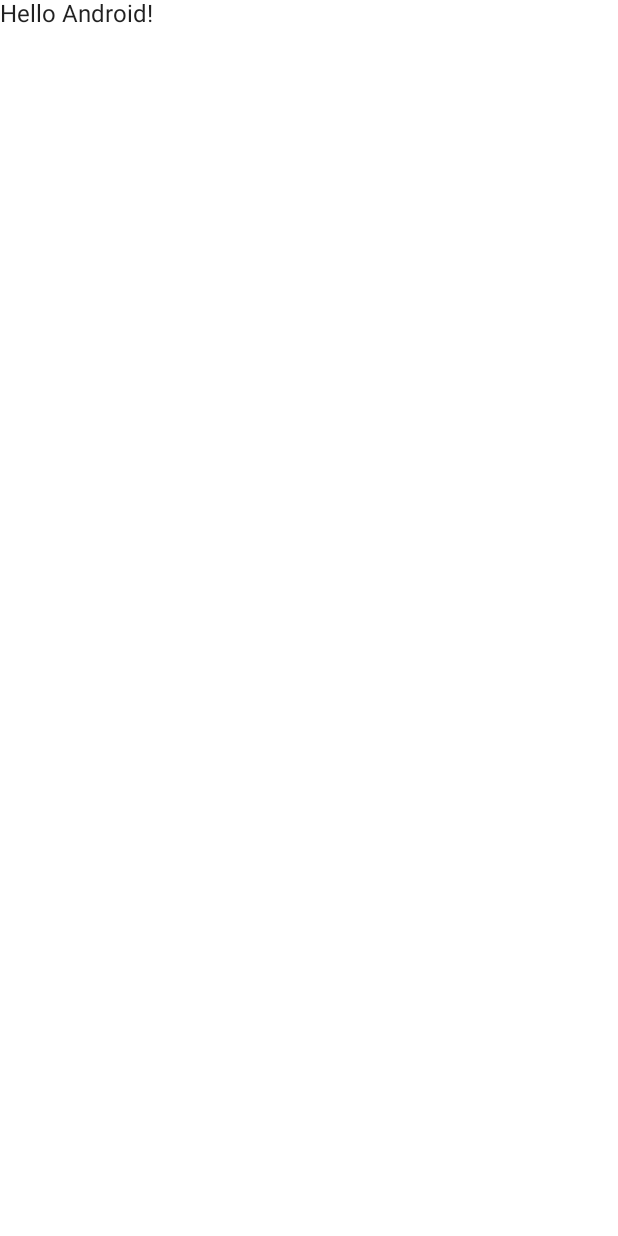
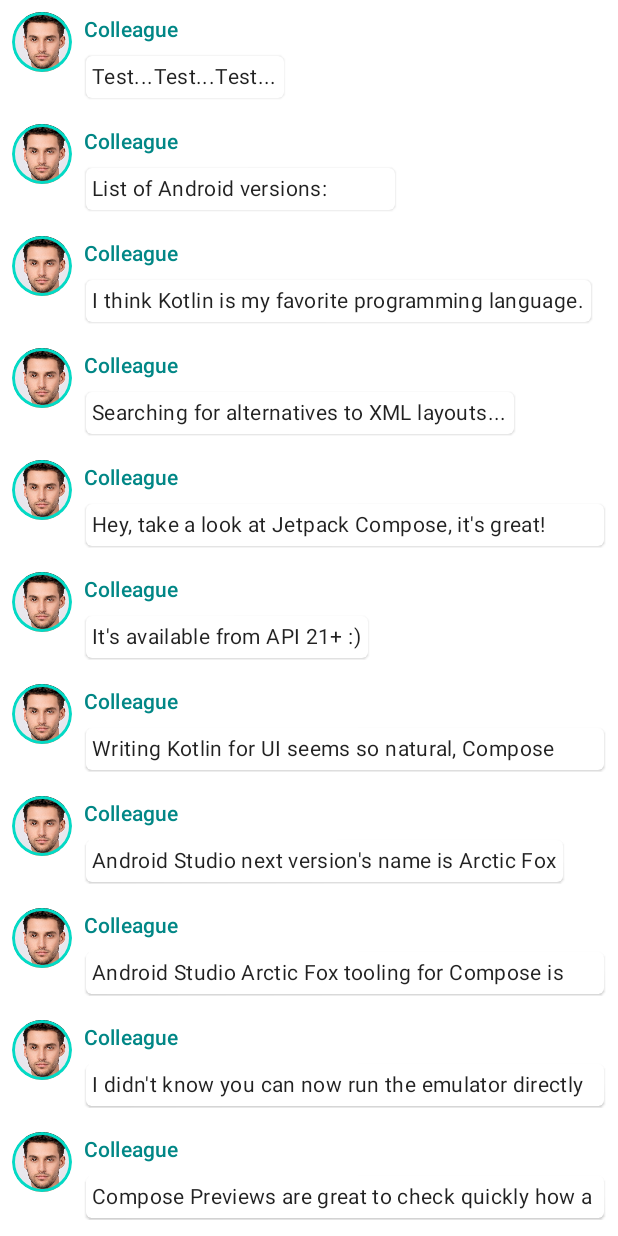
Before and after one commit to taehee0111/JetPackCompose, an Android app built with Jetpack Compose: the screen it shows after launch (MainActivity), on a phone screen of 412 x 824 dp. Before the commit the screen is almost empty. Run offline under Robolectric (Android 15) with nearby library versions, the phone set to English and light mode, and no system bars.

Commit message:
튜토리얼 학습: https://developer.android.com/jetpack/compose/tutorial?hl=ko

```diff
--- a/app/src/main/java/com/example/jetpackcompose/MainActivity.kt
+++ b/app/src/main/java/com/example/jetpackcompose/MainActivity.kt
@@ -1,41 +1,184 @@
 package com.example.jetpackcompose
 
+import android.content.res.Configuration
 import android.os.Bundle
 import androidx.activity.ComponentActivity
 import androidx.activity.compose.setContent
+import androidx.compose.animation.animateColorAsState
+import androidx.compose.animation.animateContentSize
+import androidx.compose.foundation.Image
+import androidx.compose.foundation.border
+import androidx.compose.foundation.clickable
+import androidx.compose.foundation.layout.*
+import androidx.compose.foundation.lazy.LazyColumn
+import androidx.compose.foundation.lazy.items
+import androidx.compose.foundation.shape.CircleShape
 import androidx.compose.material.MaterialTheme
 import androidx.compose.material.Surface
 import androidx.compose.material.Text
-import androidx.compose.runtime.Composable
+import androidx.compose.runtime.*
+import androidx.compose.ui.Modifier
+import androidx.compose.ui.draw.clip
+import androidx.compose.ui.res.painterResource
 import androidx.compose.ui.tooling.preview.Preview
+import androidx.compose.ui.unit.dp
 import com.example.jetpackcompose.ui.theme.JetPackComposeTheme
 
 class MainActivity : ComponentActivity() {
     override fun onCreate(savedInstanceState: Bundle?) {
         super.onCreate(savedInstanceState)
+
         setContent {
-            Text("Hello World")
+            //테마 적용
             JetPackComposeTheme {
                 // A surface container using the 'background' color from the theme
                 Surface(color = MaterialTheme.colors.background) {
-                    Greeting("Android")
+                    MainImage()
                 }
             }
         }
     }
 }
 
+@Composable
+fun Conversation(messages: List<Message>) {
+    LazyColumn {
+        items(messages) { message ->
+            MessageCard(message)
+        }
+    }
+}
+
+@Composable
+fun MessageCard(name: String) {
+    Text(text = "Hello $name!")
+}
+
+
+@Preview(
+    showBackground = true
+)
+@Composable
+fun PreviewConversation() {
+//    MaterialTheme {
+//        Conversation(SampleData.conversationSample)
+//    }
+    JetPackComposeTheme() {
+        Conversation(SampleData.conversationSample)
+    }
+}
+
+data class Message(val author: String, val body: String)
+
+@Composable
+fun ColumnTest(message: Message, testText: String) {
+    Column() {
+        Text(text = "${message.author}")
+        Text(text = testText)
+    }
+}
+
+//@Preview: 기기나 애뮬레이터 없이 프로젝트 내에서 레이아웃을 확인 할 수 있다. (매개변수 불가능)
+@Preview(
+    showBackground = true,
+    name = "Light Mode"
+)
+@Preview(
+    uiMode = Configuration.UI_MODE_NIGHT_YES,
+    showBackground = true,
+    name = "Dark Mode"
+)
+@Composable
+fun DefaultPreview() {
+    MessageCard(Message("author", "body"))
+}
+
+@Composable
+fun MainImage() {
+    PreviewConversation()
+}
+
+@Composable
+fun MessageCard(msg: Message) {
+    // Add padding around our message
+    Row(modifier = Modifier.padding(all = 8.dp)) {
+        Image(
+            painter = painterResource(R.drawable.nocopyright),
+            contentDescription = "Contact profile picture",
+            modifier = Modifier
+                // Set image size to 40 dp
+                .size(40.dp)
+                // Clip image to be shaped as a circle
+                .clip(CircleShape)
+                .border(1.5.dp, MaterialTheme.colors.secondary, CircleShape)
+        )
+        // We keep track if the message is expanded or not in this
+        // variable
+        var isExpanded by remember { mutableStateOf(false) }
+        // surfaceColor will be updated gradually from one color to the other
+        val surfaceColor by animateColorAsState(
+            if (isExpanded) MaterialTheme.colors.primary else MaterialTheme.colors.surface,
+        )
+
+        // Add a horizontal space between the image and the column
+        Spacer(modifier = Modifier.width(8.dp))
+
+        /*Column {
+            Text(text = msg.author, color = MaterialTheme.colors.secondaryVariant)
+            // Add a vertical space between the author and message texts
+            Spacer(modifier = Modifier.height(4.dp))
+            Text(text = msg.body, style = MaterialTheme.typography.body2)
+        }*/
+        // We toggle the isExpanded variable when we click on this Column
+        Column(modifier = Modifier.clickable { isExpanded = !isExpanded }) {
+            Text(
+                text = msg.author,
+                color = MaterialTheme.colors.secondaryVariant,
+                style = MaterialTheme.typography.subtitle2
+            )
+
+            Spacer(modifier = Modifier.height(4.dp))
+
+            Surface(
+                shape = MaterialTheme.shapes.medium,
+                elevation = 1.dp,
+                // surfaceColor color will be changing gradually from primary to surface
+                color = surfaceColor,
+                // animateContentSize will change the Surface size gradually
+                modifier = Modifier.animateContentSize().padding(1.dp)
+            ) {
+                Text(
+                    text = msg.body,
+                    modifier = Modifier.padding(all = 4.dp),
+                    // If the message is expanded, we display all its content
+                    // otherwise we only display the first line
+                    maxLines = if (isExpanded) Int.MAX_VALUE else 1,
+                    style = MaterialTheme.typography.body2
+                )
+            }
+        }
+    }
+}
+
+
+@Composable
+fun Greeting(message: Message) {
+    Text(text = "Author: ${message.author} Body: ${message.body}!")
+}
+
 //함수를 구성하기 위해서는 @Composable 주석을 추가해줘야한다.
 @Composable
 fun Greeting(name: String) {
-    Text(text = "Hello $name!")
+    Text(text = "Hello1 $name!")
+    Text(text = "Hello2 $name!")
 }
 
-//@Preview: 기기나 애뮬레이터 없이 프로젝트 내에서 레이아웃을 확인 할 수 있다. (매개변수 불가능)
-@Preview(showBackground = true)
+
 @Composable
-fun DefaultPreview() {
+fun ColumnsTest() {
+    val message = Message("autor", "body")
+    val testStr = "Android";
     JetPackComposeTheme {
-        Greeting("Android")
+        ColumnTest(message, testStr)
     }
 }
--- /dev/null
+++ b/app/src/main/java/com/example/jetpackcompose/SampleData.kt
@@ -0,0 +1,73 @@
+package com.example.jetpackcompose
+
+
+object SampleData {
+    // Sample conversation data
+    val conversationSample = listOf(
+        Message(
+            "Colleague",
+            "Test...Test...Test..."
+        ),
+        Message(
+            "Colleague",
+            "List of Android versions:\n" +
+                    "Android KitKat (API 19)\n" +
+                    "Android Lollipop (API 21)\n" +
+                    "Android Marshmallow (API 23)\n" +
+                    "Android Nougat (API 24)\n" +
+                    "Android Oreo (API 26)\n" +
+                    "Android Pie (API 28)\n" +
+                    "Android 10 (API 29)\n" +
+                    "Android 11 (API 30)\n" +
+                    "Android 12 (API 31)\n"
+        ),
+        Message(
+            "Colleague",
+            "I think Kotlin is my favorite programming language.\n" +
+                    "It's so much fun!"
+        ),
+        Message(
+            "Colleague",
+            "Searching for alternatives to XML layouts..."
+        ),
+        Message(
+            "Colleague",
+            "Hey, take a look at Jetpack Compose, it's great!\n" +
+                    "It's the Android's modern toolkit for building native UI." +
+                    "It simplifies and accelerates UI development on Android." +
+                    "Less code, powerful tools, and intuitive Kotlin APIs :)"
+        ),
+        Message(
+            "Colleague",
+            "It's available from API 21+ :)"
+        ),
+        Message(
+            "Colleague",
+            "Writing Kotlin for UI seems so natural, Compose where have you been all my life?"
+        ),
+        Message(
+            "Colleague",
+            "Android Studio next version's name is Arctic Fox"
+        ),
+        Message(
+            "Colleague",
+            "Android Studio Arctic Fox tooling for Compose is top notch ^_^"
+        ),
+        Message(
+            "Colleague",
+            "I didn't know you can now run the emulator directly from Android Studio"
+        ),
+        Message(
+            "Colleague",
+            "Compose Previews are great to check quickly how a composable layout looks like"
+        ),
+        Message(
+            "Colleague",
+            "Previews are also interactive after enabling the experimental setting"
+        ),
+        Message(
+            "Colleague",
+            "Have you tried writing build.gradle with KTS?"
+        ),
+    )
+}
--- a/build.gradle
+++ b/build.gradle
@@ -2,8 +2,8 @@
 buildscript {
     ext {
         compose_version = '1.2.1'
-//        kotlin_plugin_version = '1.5.21'
         kotlin_version = '1.7.0'
+        android_gradle_plugin = '7.3.0'
     }
     repositories {
         google()
@@ -11,7 +11,7 @@ buildscript {
     }
     dependencies {
         //agp
-        classpath "com.android.tools.build:gradle:7.3.0"
+        classpath "com.android.tools.build:gradle:$android_gradle_plugin"
         //kotlin plugin
         classpath "org.jetbrains.kotlin:kotlin-gradle-plugin:$kotlin_version"
 
```
Also changed, not shown: app/src/main/res/drawable/nocopyright.jpg (added).
